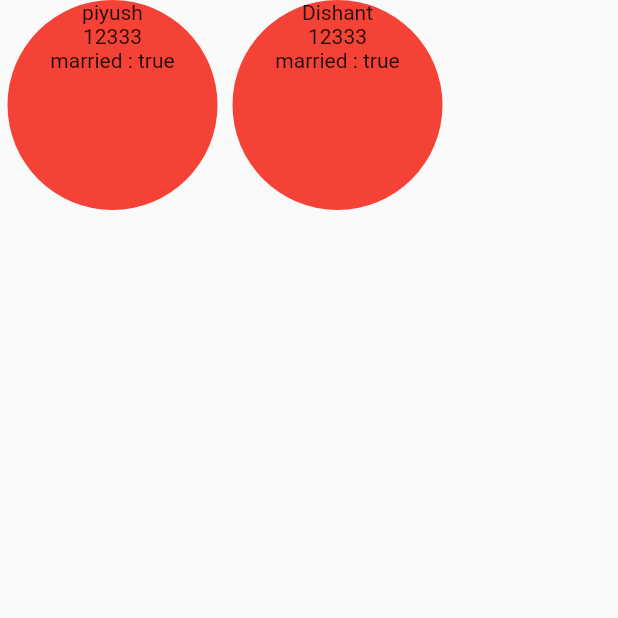
After one commit to Dishant-JV/instagramApp, a Flutter app: the ListviewDemo screen opened directly, on a phone screen of 412 x 824 dp, the top half of it. The commit adds this screen. Run offline on Flutter 3.47's test engine with Material 2 defaults, Android fonts, the phone set to English and light mode, and no system bars; our stand-ins replace image_picker, permission_handler, photo_view, shared_preferences; missing offline and left inert: flutter_downloader, swipeable_page_route; accounts and stored records are empty.

Commit message:
simple listview implmented

```diff
--- /dev/null
+++ b/instagram/lib/demos/listview_demo.dart
@@ -0,0 +1,58 @@
+import 'package:flutter/material.dart';
+import 'package:instagram/models/employee.dart';
+
+class ListviewDemo extends StatelessWidget {
+  const ListviewDemo({Key? key}) : super(key: key);
+
+  @override
+  Widget build(BuildContext context) {
+    List<String> nameList = ["Piyush", "Dishant", "Rakesh", "Ayushi"];
+
+    List<Employee> employeeList = [
+      Employee(
+        name: "piyush",
+        married: true,
+        salary: 12333,
+      ),
+      Employee(name: "Dishant", married: true, salary: 12333),
+      Employee(name: "Rakesh", married: true, salary: 12333),
+      Employee(name: "Ayushi", married: true, salary: 12333),
+      Employee(name: "Ayushi", married: true, salary: 12333),
+      Employee(name: "Ayushi", married: true, salary: 12333),
+      Employee(name: "Ayushi", married: true, salary: 12333),
+    ];
+    return SafeArea(
+      child: Scaffold(
+        body: Container(
+          width: 300,
+          height: 150,
+          child: ListView(
+            scrollDirection: Axis.horizontal,
+            shrinkWrap: true,
+            children: List.generate(
+              employeeList.length,
+              (index) {
+                return Container(
+                  height: 150,
+                  width: 150,
+                  decoration: BoxDecoration(
+                    color: Colors.red,shape: BoxShape.circle
+                  ),
+                  alignment: Alignment.center,
+                  margin: EdgeInsets.only(bottom: 10),
+                  child: Column(
+                    children: [
+                      Text(employeeList[index].name ?? ""),
+                      Text(employeeList[index].salary.toString()),
+                      Text("married : ${employeeList[index].married}"),
+                    ],
+                  ),
+                );
+              }
+            ),
+          ),
+        ),
+      ),
+    );
+  }
+}
--- a/instagram/lib/demos/model_demo.dart
+++ b/instagram/lib/demos/model_demo.dart
@@ -22,12 +22,6 @@ class _ModelDemoState extends State<ModelDemo> {
             crossAxisAlignment: CrossAxisAlignment.center,
             mainAxisAlignment: MainAxisAlignment.center,
             children: [
-              ListView.builder(
-                  shrinkWrap: true,
-                  itemCount: employee.list?.length,
-                  itemBuilder: (BuildContext context, index) {
-                    return Text(employee.list![index]);
-                  }),
               Text(employee.name ?? ""),
               Text((employee.salary ?? "").toString()),
               Row(
--- a/instagram/lib/models/employee.dart
+++ b/instagram/lib/models/employee.dart
@@ -5,5 +5,4 @@ class Employee {
   List<String>? list;
 
   Employee({this.name, this.salary, this.married,this.list});
-
 }
```
